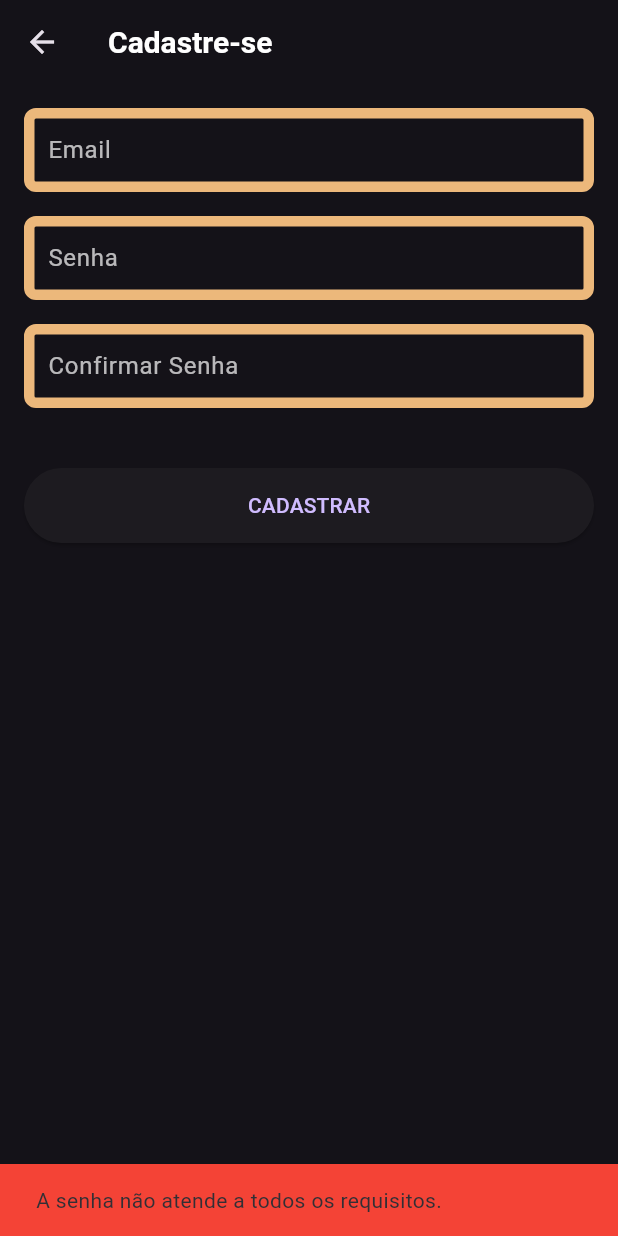
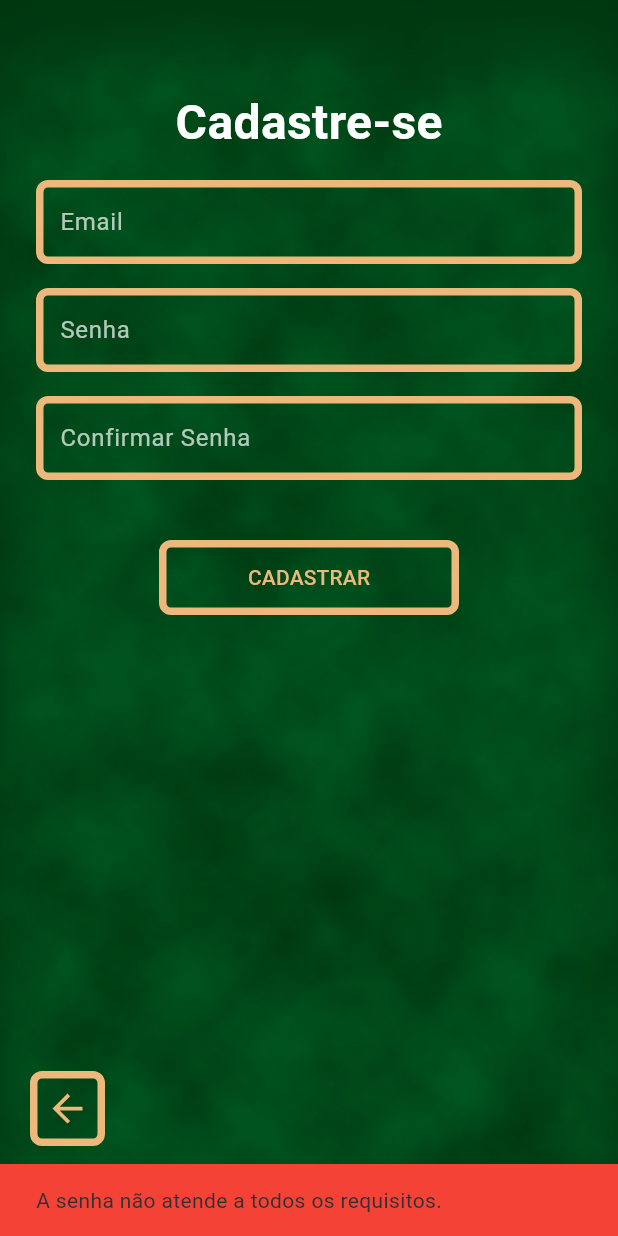
Before and after one commit to Samuelribeiro99/the-championship-manager, a Flutter app: the TelaCadastro screen opened directly, after a tap on "CADASTRAR", on a phone screen of 412 x 824 dp. Run offline on Flutter 3.47's test engine with Material 3 defaults, Android fonts, the light colour scheme and no system bars; our stand-ins replace firebase_auth, firebase_core, flutter_svg; accounts and stored records are empty; network calls fail.

Commit message:
<FEAT>[Ajustando tela de login e completando tela de cadastro]
Formatando visual da tela de cadastro e ajustando funcionamento e removendo funções depreciadas da tela de login

```diff
--- a/app/lib/main.dart
+++ b/app/lib/main.dart
@@ -48,7 +48,7 @@ class MyApp extends StatelessWidget {
           enabledBorder: OutlineInputBorder(
             borderRadius: BorderRadius.circular(8.0),
             borderSide: BorderSide(
-              width: 7.0,
+              width: 5.0,
               color: AppColors.borderYellow,
             ), // Um branco transparente
           ),
@@ -57,7 +57,7 @@ class MyApp extends StatelessWidget {
           focusedBorder: OutlineInputBorder(
             borderRadius: BorderRadius.circular(8.0),
             borderSide: BorderSide(
-              width: 5.0,
+              width: 7.0,
               color: AppColors.borderYellow,
             ),
           ),
@@ -74,7 +74,7 @@ class MyApp extends StatelessWidget {
             foregroundColor: AppColors.borderYellow,
             minimumSize: const Size(50, 50),
             side: const BorderSide(
-              width: 7.0,
+              width: 5.0,
               color: AppColors.borderYellow,
             ),
             shape: RoundedRectangleBorder(
--- a/app/lib/tela_cadastro.dart
+++ b/app/lib/tela_cadastro.dart
@@ -1,5 +1,7 @@
 import 'package:flutter/material.dart';
 import 'package:firebase_auth/firebase_auth.dart';
+import 'package:app/widgets/background_scaffold.dart';
+import 'package:app/widgets/square_icon_button.dart'; // Ajuste o caminho
 
 class TelaCadastro extends StatefulWidget {
   const TelaCadastro({super.key});
@@ -64,7 +66,8 @@ class _TelaCadastroState extends State<TelaCadastro> {
   // --- Lógica de Cadastro ---
 
   Future<void> _cadastrar() async {
-    // Validação final antes de enviar
+    // --- Validação local (continua a mesma) ---
+    final String password = _passwordController.text;
     if (!_tem8Caracteres || !_temLetraMaiuscula || !_temNumero || !_temCaractereEspecial) {
       _exibirAlerta('A senha não atende a todos os requisitos.');
       return;
@@ -73,19 +76,36 @@ class _TelaCadastroState extends State<TelaCadastro> {
       _exibirAlerta('As senhas não conferem.');
       return;
     }
+    // --- Fim da validação ---
 
     setState(() { _loading = true; });
 
     try {
+      final String email = _emailController.text.trim();
+
+      // Esta linha cria o usuário E JÁ FAZ O LOGIN automaticamente
       await FirebaseAuth.instance.createUserWithEmailAndPassword(
-        email: _emailController.text.trim(),
-        password: _passwordController.text.trim(),
+        email: email,
+        password: password,
       );
-      if (mounted) _exibirAlerta('Usuário cadastrado com sucesso!', success: true);
+
+      // Se o widget ainda estiver montado, faz a navegação
+      if (mounted) {
+        // Navega para a AuthPage (que vai mostrar a tela principal)
+        // e remove todas as telas anteriores (login, cadastro) do histórico.
+        Navigator.of(context).popUntil((route) => route.isFirst);
+      }
+
     } on FirebaseAuthException catch (e) {
-      if (mounted) _exibirAlerta('Erro ao cadastrar: ${e.message}');
+      if (mounted) {
+        _exibirAlerta('Erro ao cadastrar: ${e.message}');
+      }
     } finally {
-      if (mounted) setState(() { _loading = false; });
+      if (mounted) {
+        setState(() {
+          _loading = false;
+        });
+      }
     }
   }
 
@@ -102,68 +122,99 @@ class _TelaCadastroState extends State<TelaCadastro> {
 
   @override
   Widget build(BuildContext context) {
-    // NOVO: Verifica se todos os requisitos da senha foram atendidos
     bool todosRequisitosAtendidos = _tem8Caracteres && _temLetraMaiuscula && _temNumero && _temCaractereEspecial;
+    final bool isKeyboardVisible = MediaQuery.of(context).viewInsets.bottom > 0;
 
-    return Scaffold(
-      appBar: AppBar(
-        leading: IconButton(
-          icon: const Icon(Icons.arrow_back),
-          onPressed: () {
-            // Fecha a tela de cadastro e volta para a de login
-            Navigator.of(context).pop();
-          },
+    // A estrutura principal agora é um Stack, dentro do nosso BackgroundScaffold
+    return BackgroundScaffold(
+      body: Stack(
+        children: [
+          // --- ITEM 1: TÍTULO "CADASTRE-SE" POSICIONADO LIVREMENTE NO TOPO ---
+          Align(
+            alignment: const Alignment(0.0, -0.85),
+            child: const Text(
+              'Cadastre-se',
+              style: TextStyle(
+                color: Colors.white,
+                fontSize: 32,
+                fontWeight: FontWeight.bold,
               ),
-        title: const Text('Cadastre-se'),
             ),
-      body: SingleChildScrollView( // Evita que o teclado cubra os campos
+          ),
+
+          // --- ITEM 2: CONTEÚDO PRINCIPAL (O FORMULÁRIO) ---
+          SafeArea(
+            child: SingleChildScrollView(
               child: Padding(
-          padding: const EdgeInsets.all(16.0),
+                padding: const EdgeInsets.symmetric(horizontal: 24.0),
                 child: Column(
                   mainAxisAlignment: MainAxisAlignment.center,
                   children: [
+                    // Espaço para não ficar atrás do título flutuante
+                    const SizedBox(height: 120),
+
                     TextField(
                       controller: _emailController,
-                decoration: const InputDecoration(labelText: 'Email', border: OutlineInputBorder()),
+                      decoration: const InputDecoration(labelText: 'Email'),
                       keyboardType: TextInputType.emailAddress,
                     ),
                     const SizedBox(height: 16),
                     TextField(
                       controller: _passwordController,
-                decoration: const InputDecoration(labelText: 'Senha', border: OutlineInputBorder()),
+                      decoration: const InputDecoration(labelText: 'Senha'),
                       obscureText: true,
                     ),
                     const SizedBox(height: 16),
 
-              // NOVO: Renderização condicional da lista de requisitos
                     if (_passwordController.text.isNotEmpty && !todosRequisitosAtendidos)
                       _buildRequisitosSenha(),
 
                     TextField(
                       controller: _confirmPasswordController,
-                decoration: const InputDecoration(labelText: 'Confirmar Senha', border: OutlineInputBorder()),
+                      decoration: const InputDecoration(labelText: 'Confirmar Senha'),
                       obscureText: true,
                     ),
                     const SizedBox(height: 8),
 
-              // NOVO: Renderização condicional da mensagem de erro de confirmação
                     if (_confirmPasswordController.text.isNotEmpty)
                       _buildLinhaRequisito('As senhas devem ser iguais', _senhasConferem),
 
                     const SizedBox(height: 32),
-              ElevatedButton(
+
+                    // Converti seu ElevatedButton para um OutlinedButton para manter o estilo
+                    Center(
+                      child: OutlinedButton(
                         onPressed: _loading ? null : _cadastrar,
-                style: ElevatedButton.styleFrom(minimumSize: const Size.fromHeight(50)),
-                child: _loading ? const CircularProgressIndicator(color: Colors.white) : const Text('CADASTRAR'),
-              )
+                        style: OutlinedButton.styleFrom().copyWith(
+                          minimumSize: WidgetStateProperty.all(const Size(200, 50)),
+                        ),
+                        child: _loading
+                            ? const CircularProgressIndicator(color: Colors.white)
+                            : const Text('CADASTRAR'),
+                      ),
+                    ),
+                    const SizedBox(height: 50), // Espaço antes do botão de voltar
                   ],
                 ),
               ),
             ),
+          ),
+
+          // --- ITEM 3: BOTÃO DE VOLTAR POSICIONADO NO CANTO INFERIOR ESQUERDO ---
+          Positioned(
+            left: 20,
+            bottom: isKeyboardVisible ? 20 : 60,
+            child: SquareIconButton(
+              svgAsset: 'assets/icons/voltar.svg', // <<< Apenas muda o ícone
+              onPressed: () => Navigator.of(context).pop(), // <<< E a ação
+            ),
+          ),
+        ],
+      ),
     );
   }
 
-  // NOVO: Widget para construir a lista de requisitos
+  // Seus widgets auxiliares continuam os mesmos
   Widget _buildRequisitosSenha() {
     return Column(
       crossAxisAlignment: CrossAxisAlignment.start,
@@ -177,7 +228,6 @@ class _TelaCadastroState extends State<TelaCadastro> {
     );
   }
 
-  // NOVO: Widget para construir cada linha de requisito
   Widget _buildLinhaRequisito(String texto, bool atendido) {
     return Padding(
       padding: const EdgeInsets.symmetric(vertical: 2.0),
@@ -191,9 +241,7 @@ class _TelaCadastroState extends State<TelaCadastro> {
           const SizedBox(width: 8),
           Text(
             texto,
-            style: TextStyle(
-              color: atendido ? Colors.green : Colors.grey,
-            ),
+            style: TextStyle(color: atendido ? Colors.green : Colors.grey),
           ),
         ],
       ),
--- a/app/lib/tela_login.dart
+++ b/app/lib/tela_login.dart
@@ -87,7 +87,7 @@ class _TelaLoginState extends State<TelaLogin> {
                     child: OutlinedButton(
                       onPressed: _loading ? null : _login,
                       style: OutlinedButton.styleFrom().copyWith(
-                        minimumSize: MaterialStateProperty.all(const Size(200, 50)),
+                        minimumSize: WidgetStateProperty.all(const Size(200, 50)),
                       ),
                       child: _loading
                           ? CircularProgressIndicator(color: AppColors.borderYellow)
@@ -121,12 +121,12 @@ class _TelaLoginState extends State<TelaLogin> {
           Align(
             // Alignment(x, y): x=-1.0 (esquerda), x=1.0 (direita)
             //                  y=-1.0 (topo),    y=1.0 (fundo)
-            alignment: const Alignment(-0.8, -0.8), // Centralizado horizontalmente, um pouco abaixo do topo
+            alignment: const Alignment(-0.0, -0.85), // Centralizado horizontalmente, um pouco abaixo do topo
             child: const Text(
               'Login',
               style: TextStyle(
                 color: Colors.white,
-                fontSize: 28,
+                fontSize: 32,
                 fontWeight: FontWeight.bold,
               ),
             ),
```
Lines whose indentation alone changed are shown as unchanged.
